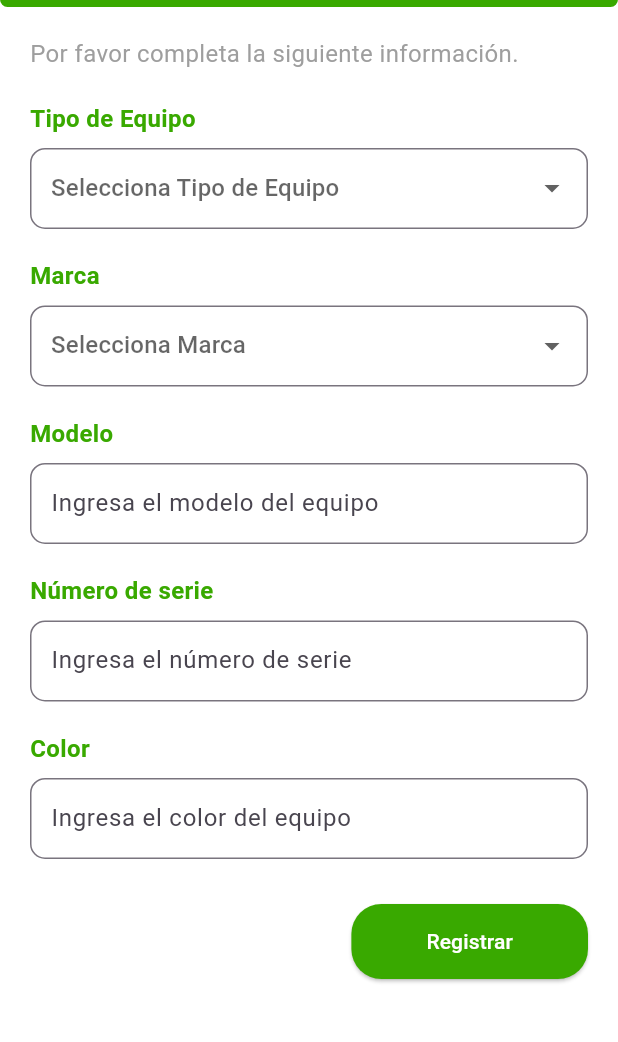
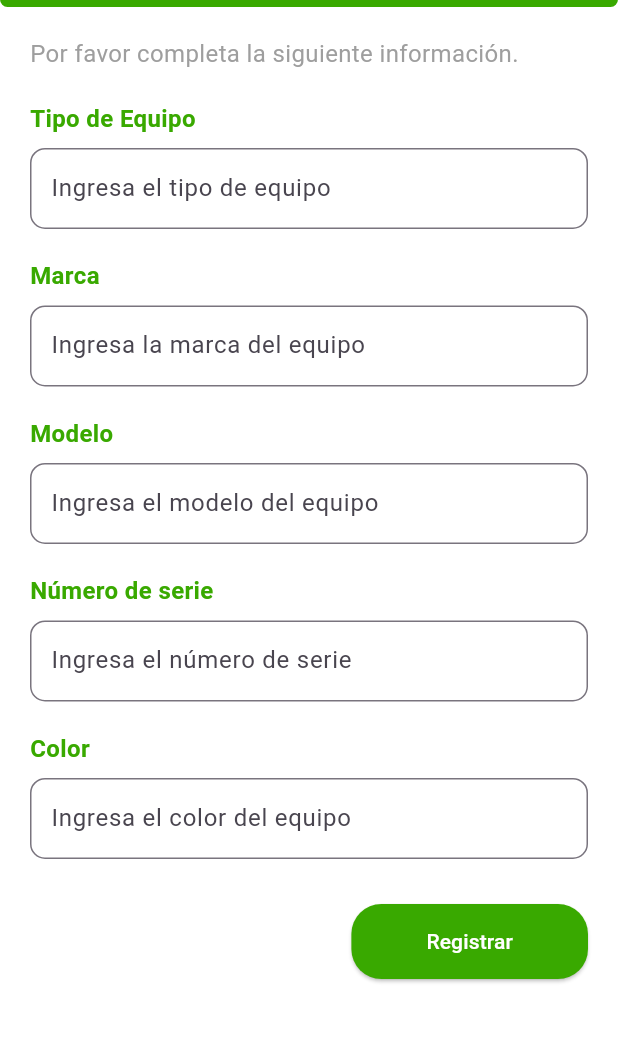
Before and after one commit to senaFactory/appHermes, a Flutter app: the AddEquipmentPage screen opened directly, on a phone screen of 412 x 824 dp, the part 129-1171 px from its top. Run offline on Flutter 3.47's test engine with Material 3 defaults, Android fonts, the phone set to English and light mode, and no system bars; our stand-ins replace curved_navigation_bar, flutter_secure_storage, image_picker, jwt_decoder, pretty_qr_code, shared_preferences; accounts and stored records are empty.

```diff
--- a/lib/models/equipment.dart
+++ b/lib/models/equipment.dart
@@ -1,6 +1,7 @@
 class Equipment {
   final int? id;
   String? document;
+  String name;
   String brand;
   String model;
   String color;
@@ -17,12 +18,14 @@ class Equipment {
     required this.serial,
     required this.location,
     required this.state,
+    required this.name,
   });
 
   // Convertir JSON a objeto Equipment
   factory Equipment.fromJson(Map<String, dynamic> json) {
     return Equipment(
       id: json['id'],
+      name: json['name'] ?? 'N/A',
       brand: json['brand'] ?? 'N/A',
       model: json['model'] ?? 'N/A',
       color: json['color'] ?? 'N/A',
@@ -38,6 +41,7 @@ class Equipment {
   Map<String, dynamic> toJson() {
     return {
       'document': document,
+      'name': name,
       'brand': brand,
       'serial': serial,
       'model': model,
--- a/lib/pages/equipment/add_equipment_page.dart
+++ b/lib/pages/equipment/add_equipment_page.dart
@@ -12,25 +12,14 @@ class AddEquipmentPage extends StatefulWidget {
   State<AddEquipmentPage> createState() => _RegisterEquipmentPageState();
 }
 
-enum FieldType { modelo, numeroSerie, color }
+enum FieldType { modelo, numeroSerie, color, tipo, marca }
 
 class _RegisterEquipmentPageState extends State<AddEquipmentPage> {
   final _formKey = GlobalKey<FormState>(); // Form key for validation
 
-  final List<String> _equipmentTypes = ['Tablet', 'Portátil'];
-  String? _selectedType;
-  final List<String> _brands = [
-    'Apple',
-    'Dell',
-    'HP',
-    'Asus',
-    'Acer',
-    'Lenovo',
-    'Huawei'
-  ];
-
-  String? _selectedBrand;
-
+  // Controllers for text fields
+  final _typeController = TextEditingController();
+  final _brandController = TextEditingController();
   final _modelController = TextEditingController();
   final _serialNumberController = TextEditingController();
   final _colorController = TextEditingController();
@@ -64,7 +53,7 @@ class _RegisterEquipmentPageState extends State<AddEquipmentPage> {
               Padding(
                 padding: const EdgeInsets.all(20.0),
                 child: Form(
-                  key: _formKey, // Assigning form key
+                  key: _formKey,
                   child: Column(
                     crossAxisAlignment: CrossAxisAlignment.start,
                     children: [
@@ -73,44 +62,49 @@ class _RegisterEquipmentPageState extends State<AddEquipmentPage> {
                         style: TextStyle(fontSize: 16, color: Colors.grey),
                       ),
                       const SizedBox(height: 20),
-                      _buildDropdown(
-                          'Tipo de Equipo', _equipmentTypes, _selectedType,
-                          (value) {
-                        setState(() {
-                          _selectedType = value;
-                        });
-                      }),
+                      // Tipo de Equipo
+                      _buildTextField(
+                        'Tipo de Equipo',
+                        'Ingresa el tipo de equipo',
+                        _typeController,
+                        'El tipo de equipo es requerido.',
+                        FieldType.tipo,
+                      ),
                       const SizedBox(height: 20),
-                      _buildDropdown('Marca', _brands, _selectedBrand, (value) {
-                        setState(() {
-                          _selectedBrand = value;
-                        });
-                      }),
+                      // Marca del equipo
+                      _buildTextField(
+                        'Marca',
+                        'Ingresa la marca del equipo',
+                        _brandController,
+                        'La marca del equipo es requerida.',
+                        FieldType.marca,
+                      ),
                       const SizedBox(height: 20),
+                      // Modelo
                       _buildTextField(
                         'Modelo',
                         'Ingresa el modelo del equipo',
                         _modelController,
                         'El modelo es requerido.',
-                        FieldType
-                            .modelo, // <--- Agregar FieldType para el campo
+                        FieldType.modelo,
                       ),
                       const SizedBox(height: 20),
+                      // Número de serie
                       _buildTextField(
                         'Número de serie',
                         'Ingresa el número de serie',
                         _serialNumberController,
                         'El número de serie es requerido.',
-                        FieldType
-                            .numeroSerie, // <--- Agregar FieldType para el campo
+                        FieldType.numeroSerie,
                       ),
                       const SizedBox(height: 20),
+                      // Color
                       _buildTextField(
                         'Color',
                         'Ingresa el color del equipo',
                         _colorController,
                         'El color es requerido.',
-                        FieldType.color, // <--- Agregar FieldType para el campo
+                        FieldType.color,
                       ),
                       const SizedBox(height: 30),
                       Row(
@@ -148,49 +142,13 @@ class _RegisterEquipmentPageState extends State<AddEquipmentPage> {
     );
   }
 
-  Widget _buildDropdown(String label, List<String> items, String? selectedValue,
-    ValueChanged<String?> onChanged) {
-  return Column(
-    crossAxisAlignment: CrossAxisAlignment.start,
-    children: [
-      Text(
-        label,
-        style: const TextStyle(
-            fontSize: 16,
-            fontWeight: FontWeight.bold,
-            color: Color(0xFF39A900)),
-      ),
-      const SizedBox(height: 8),
-      DropdownButtonFormField<String>(
-        decoration: InputDecoration(
-          border: OutlineInputBorder(borderRadius: BorderRadius.circular(10)),
-          contentPadding:
-              const EdgeInsets.symmetric(horizontal: 10, vertical: 15),
-        ),
-        dropdownColor: Colors.white, // Cambiar el fondo a blanco puro
-        hint: Text('Selecciona $label'),
-        value: selectedValue,
-        onChanged: onChanged,
-        validator: (value) =>
-            value == null ? 'Por favor selecciona $label.' : null,
-        items: items.map((item) {
-          return DropdownMenuItem(
-            value: item,
-            child: Text(item),
-          );
-        }).toList(),
-      ),
-    ],
-  );
-}
-
-
   Widget _buildTextField(
-      String label,
-      String hint,
-      TextEditingController controller,
-      String validationMessage,
-      FieldType fieldType) {
+    String label,
+    String hint,
+    TextEditingController controller,
+    String validationMessage,
+    FieldType fieldType,
+  ) {
     return Column(
       crossAxisAlignment: CrossAxisAlignment.start,
       children: [
@@ -216,6 +174,13 @@ class _RegisterEquipmentPageState extends State<AddEquipmentPage> {
             }
 
             switch (fieldType) {
+              case FieldType.tipo:
+              case FieldType.marca:
+                if (value.length < 2 ||
+                    !RegExp(r'^[a-zA-Z\s]+$').hasMatch(value)) {
+                  return "Debe tener al menos 2 caracteres y solo letras.";
+                }
+                break;
               case FieldType.modelo:
                 if (value.length < 2 ||
                     !RegExp(r'^[a-zA-Z0-9]+$').hasMatch(value)) {
@@ -248,10 +213,11 @@ class _RegisterEquipmentPageState extends State<AddEquipmentPage> {
       });
 
       final newEquipment = EquipmentHelper.buildEquipment(
-        brand: _selectedBrand!,
+        brand: _brandController.text,
         model: _modelController.text,
         color: _colorController.text,
         serial: _serialNumberController.text,
+        name: _typeController.text,
       );
 
       Navigator.pop(context, newEquipment);
--- a/lib/util/helpers/equipment_helper.dart
+++ b/lib/util/helpers/equipment_helper.dart
@@ -6,6 +6,7 @@ import 'package:maqueta/providers/token_storage.dart';
 class EquipmentHelper {
   static Equipment buildEquipment({
     String? document,
+    required String name,
     required String brand,
     required String model,
     required String color,
@@ -15,6 +16,7 @@ class EquipmentHelper {
   }) {
     return Equipment(
       document: null,
+      name: name,
       brand: brand,
       model: model,
       color: color,
```
Also changed, not shown: lib/pages/equipment/edit_equipment_page.dart (+39 -45 lines), lib/pages/equipment/equipments_page.dart (+51 -25 lines), lib/providers/token_storage.dart (+40 -24 lines), lib/services/equipment_service.dart (+25 -5 lines), lib/widgets/equipment_card.dart (+12 -10 lines).
